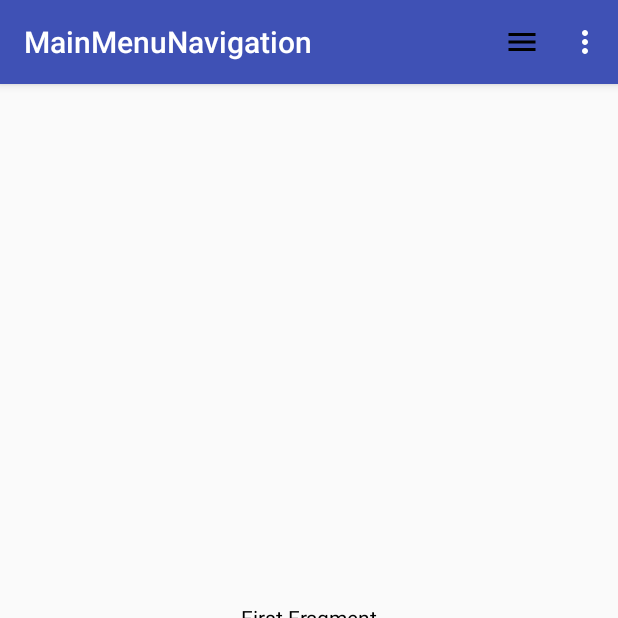
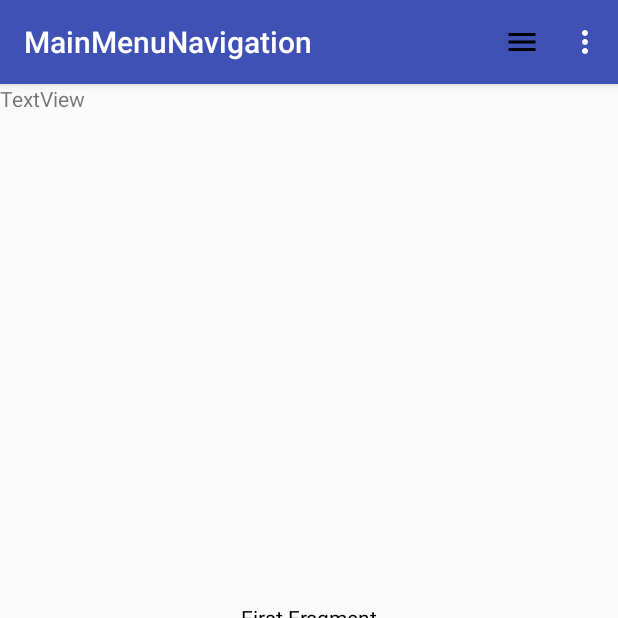
Before and after one commit to Lammasvauva/Deadline, an Android app: the screen it shows after launch (MainMenuNavigation), after a tap on "action_favorite", on a phone screen of 412 x 824 dp, the top half of it. Run offline under Robolectric (Android 15) with nearby library versions, the phone set to English and light mode, and no system bars.

Commit message:
Dropdown works, working on whiteboard scrolling

```diff
--- a/app/src/main/java/d4/deadline/MainMenuNavigation.java
+++ b/app/src/main/java/d4/deadline/MainMenuNavigation.java
@@ -6,6 +6,7 @@ import android.os.Bundle;
 import android.app.Activity;
 import android.support.annotation.NonNull;
 import android.support.design.widget.BottomNavigationView;
+import android.support.design.widget.NavigationView;
 import android.support.v4.app.Fragment;
 import android.support.v4.app.FragmentTransaction;
 import android.support.v4.app.FragmentActivity;
@@ -35,16 +36,21 @@ SecondFragment.OnFragmentInteractionListener, ThirdFragment.OnFragmentInteractio
         super.onCreate(savedInstanceState);
         setContentView(R.layout.activity_main_menu_navigation);
 
+
+        //NavigationView navigationView = (NavigationView) findViewById(R.id.navigation);
+
+
         mTextMessage = (TextView) findViewById(R.id.message);
         BottomNavigationView navigation = (BottomNavigationView) findViewById(R.id.navigation);
         navigation.setOnNavigationItemSelectedListener(mOnNavigationItemSelectedListener);
 
         //set default fragment when opening app
         FragmentTransaction fragmentTransaction = getSupportFragmentManager().beginTransaction();
-        fragmentTransaction.replace(R.id.fragment_container, FirstFragment.newInstance());
+        fragmentTransaction.replace(R.id.fragment_container, SecondFragment.newInstance());
         fragmentTransaction.commit();
 
         //region set default highlighted navigation bar item
+        navigation.getMenu().getItem(1).setChecked(true);
 
         //endregion
     }
--- a/app/src/main/res/layout/fragment_first.xml
+++ b/app/src/main/res/layout/fragment_first.xml
@@ -13,5 +13,23 @@
          android:textColor="#000000"
         />
 
+    <HorizontalScrollView
+        android:layout_width="match_parent"
+        android:layout_height="match_parent">
+
+        <LinearLayout
+            android:layout_width="match_parent"
+            android:layout_height="match_parent"
+            android:orientation="horizontal">
+
+            <TextView
+                android:id="@+id/textView"
+                android:layout_width="383dp"
+                android:layout_height="66dp"
+                android:text="TextView" />
+
+        </LinearLayout>
+    </HorizontalScrollView>
+
 
 </FrameLayout>
```
Also changed, not shown: app/src/main/java/d4/deadline/ItemFragment.java (deleted, +0 -109 lines), app/src/main/java/d4/deadline/MyItemRecyclerViewAdapter.java (deleted, +0 -77 lines), app/src/main/java/d4/deadline/dummy/DummyContent.java (deleted, +0 -72 lines).
